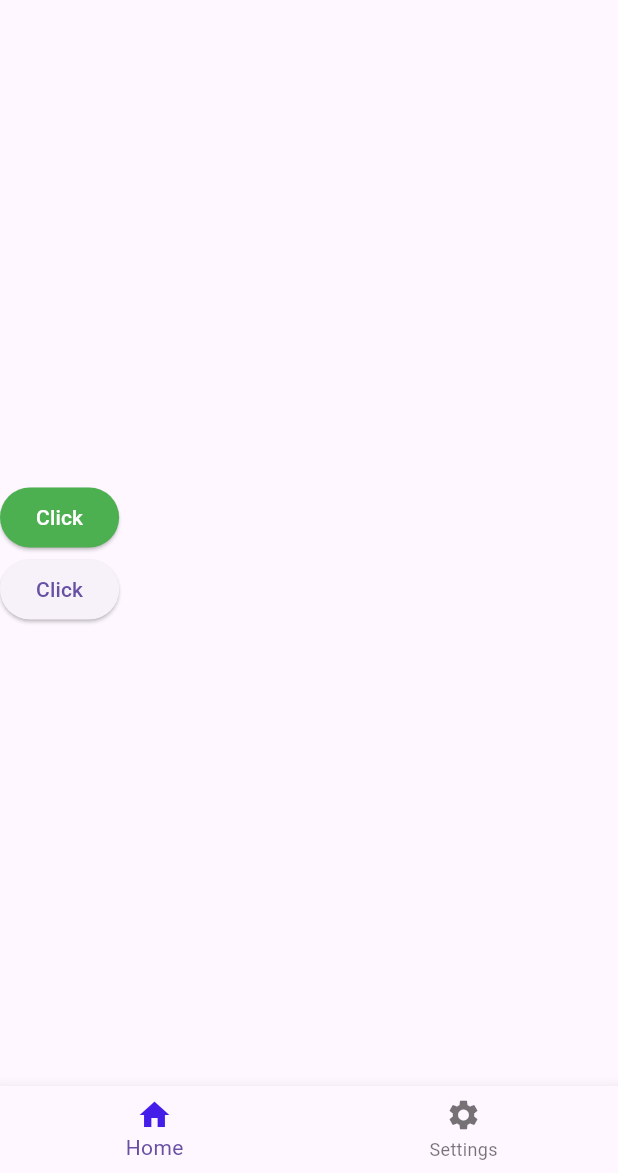
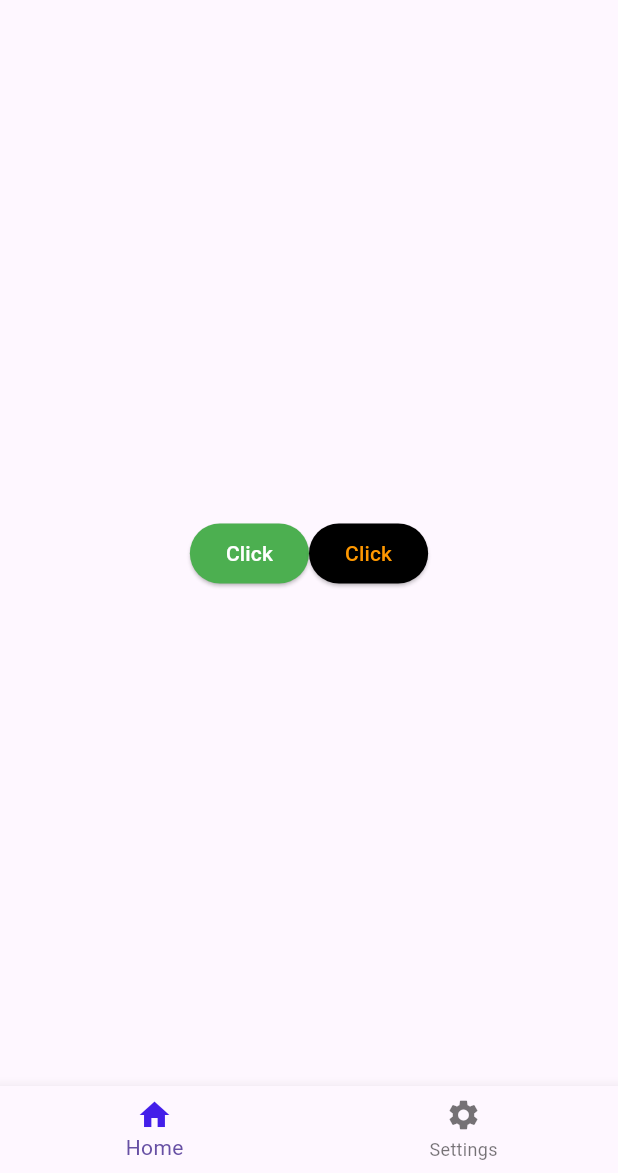
Before and after one commit to Taoheedoh/Flutter_Basics, a Flutter app: the screen it shows after launch, on a phone screen of 412 x 824 dp, the part 63-1236 px from its top. Run offline on Flutter 3.47's test engine with Material 3 defaults, Android fonts, the phone set to English and light mode, and no system bars.

Commit message:
Add: Stying and Row

```diff
--- a/lib/main.dart
+++ b/lib/main.dart
@@ -26,7 +26,7 @@ class _MyAppState extends State<MyApp> {
         body: Center(
           child: SizedBox(
             width: double.infinity,
-            child: Column(
+            child: Row(
               mainAxisAlignment: MainAxisAlignment.center,
               crossAxisAlignment: CrossAxisAlignment.start,
               children: [
@@ -44,6 +44,10 @@ class _MyAppState extends State<MyApp> {
                 ),
 
                 ElevatedButton(
+                  style: ElevatedButton.styleFrom(
+                    foregroundColor: Colors.orange,
+                    backgroundColor: Colors.black,
+                  ),
                   onPressed: () {
                     setState(() {
                       buttonName = 'Clicked';
```
